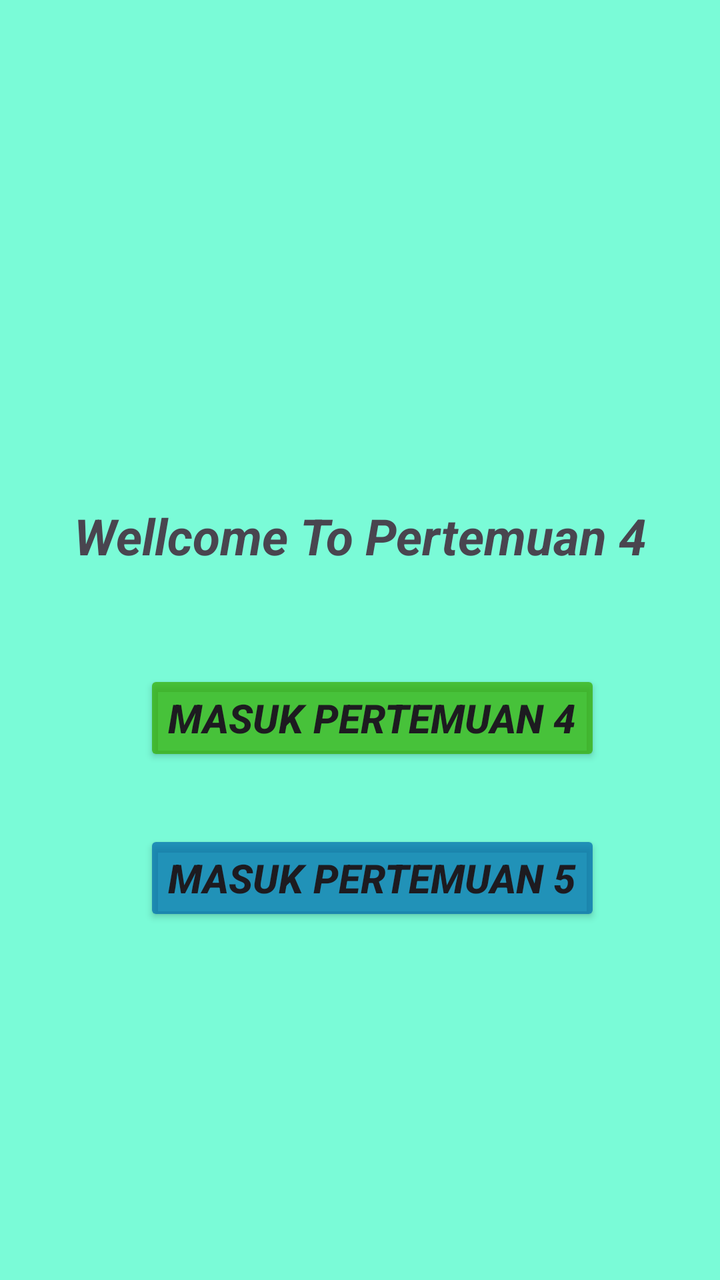
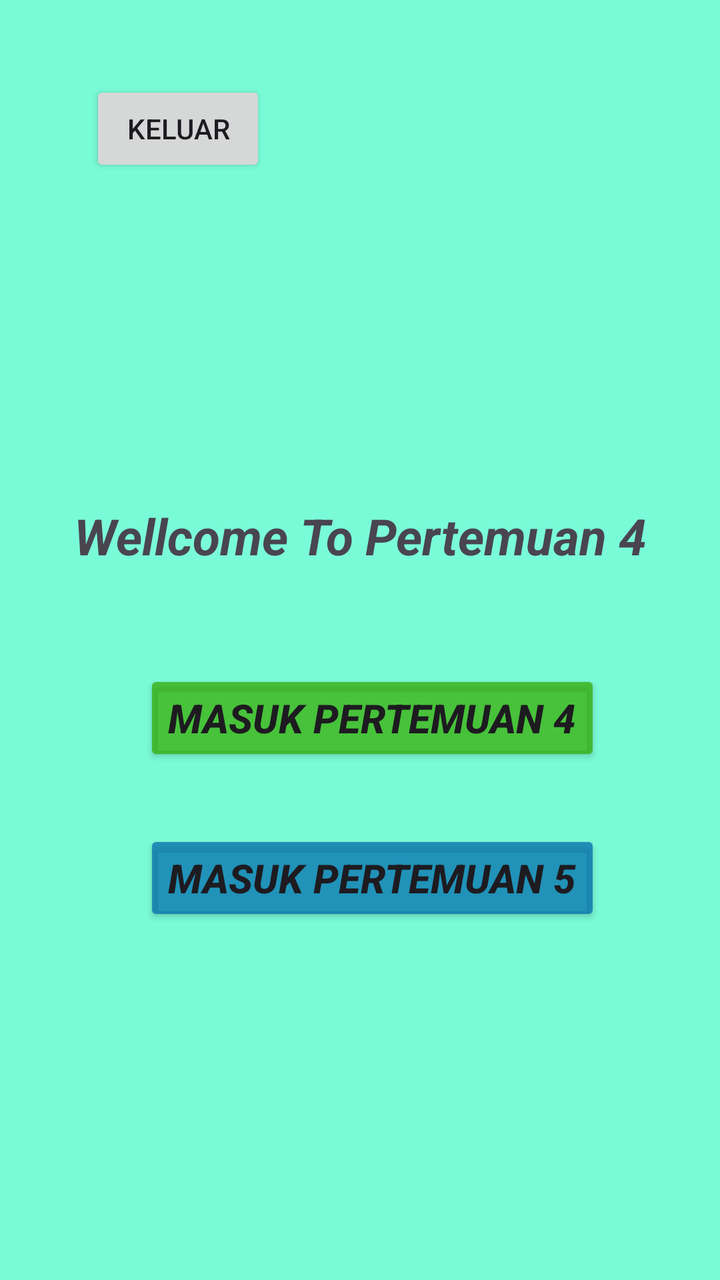

Screens rendered from an Android XML layout before and after an edit, with the pre-edit source and the edit as a unified diff.
<!-- AndroidManifest.xml: application theme Theme.Saturnus_Bagas -->
<!-- res/layout/activity_main.xml -->
<?xml version="1.0" encoding="utf-8"?>
<androidx.constraintlayout.widget.ConstraintLayout xmlns:android="http://schemas.android.com/apk/res/android"
    xmlns:app="http://schemas.android.com/apk/res-auto"
    xmlns:tools="http://schemas.android.com/tools"
    android:id="@+id/main"
    android:background="#8400FFB2"
    android:layout_width="match_parent"
    android:layout_height="match_parent"
    tools:context=".MainActivity">

    <TextView
        android:layout_width="wrap_content"
        android:layout_height="wrap_content"
        android:text="Wellcome To Pertemuan 4"
        android:textSize="25dp"
        android:textStyle="bold |italic"
        app:layout_constraintBottom_toBottomOf="parent"
        app:layout_constraintEnd_toEndOf="parent"
        app:layout_constraintStart_toStartOf="parent"
        app:layout_constraintTop_toTopOf="parent"
        app:layout_constraintVertical_bias="0.414" />

    <Button
        android:id="@+id/btnMasuk"
        android:layout_width="wrap_content"
        android:layout_height="wrap_content"
        android:backgroundTint="#BA35AD00"
        android:text="Masuk Pertemuan 4"
        android:textSize="20sp"
        android:textStyle="bold |italic"
        app:layout_constraintBottom_toBottomOf="parent"
        app:layout_constraintEnd_toEndOf="parent"
        app:layout_constraintHorizontal_bias="0.548"
        app:layout_constraintStart_toStartOf="parent"
        app:layout_constraintTop_toTopOf="parent"
        app:layout_constraintVertical_bias="0.566" />

    <Button
        android:id="@+id/btnMasukP5"
        android:layout_width="wrap_content"
        android:layout_height="wrap_content"
        android:backgroundTint="#BA006BAD"
        android:text="Masuk Pertemuan 5"
        android:textSize="20sp"
        android:textStyle="bold |italic"
        app:layout_constraintBottom_toBottomOf="parent"
        app:layout_constraintEnd_toEndOf="parent"
        app:layout_constraintHorizontal_bias="0.548"
        app:layout_constraintStart_toStartOf="parent"
        app:layout_constraintTop_toTopOf="parent"
        app:layout_constraintVertical_bias="0.701" />

</androidx.constraintlayout.widget.ConstraintLayout>
<!-- resources referenced by this layout -->
<resources>
  <style name="Theme.Saturnus_Bagas" parent="Base.Theme.Saturnus_Bagas" />
  <style name="Base.Theme.Saturnus_Bagas" parent="Theme.Material3.DayNight.NoActionBar">
          
          
      </style>
</resources>

<!-- the commit's change to res/layout/activity_main.xml (unified diff, before → after) -->
@@ -50,4 +50,16 @@
         app:layout_constraintTop_toTopOf="parent"
         app:layout_constraintVertical_bias="0.701" />
 
+    <Button
+        android:id="@+id/btnLogout"
+        android:layout_width="wrap_content"
+        android:layout_height="wrap_content"
+        android:text="Keluar"
+        app:layout_constraintBottom_toBottomOf="parent"
+        app:layout_constraintEnd_toEndOf="parent"
+        app:layout_constraintHorizontal_bias="0.165"
+        app:layout_constraintStart_toStartOf="parent"
+        app:layout_constraintTop_toTopOf="parent"
+        app:layout_constraintVertical_bias="0.068" />
+
 </androidx.constraintlayout.widget.ConstraintLayout>
